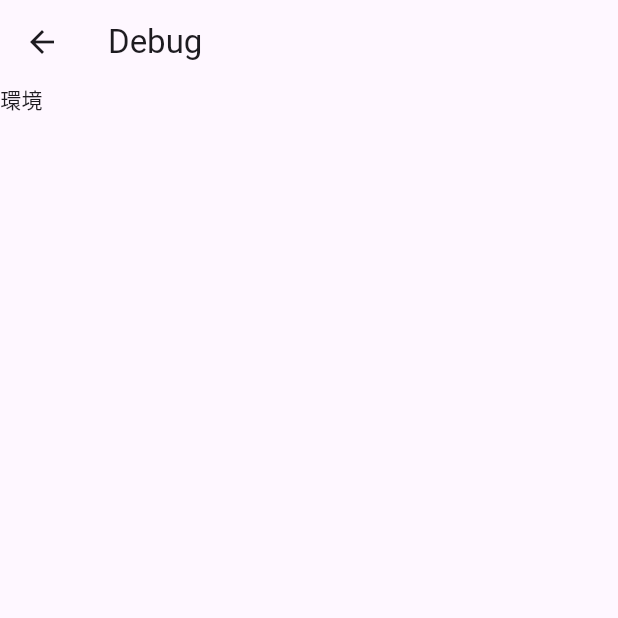
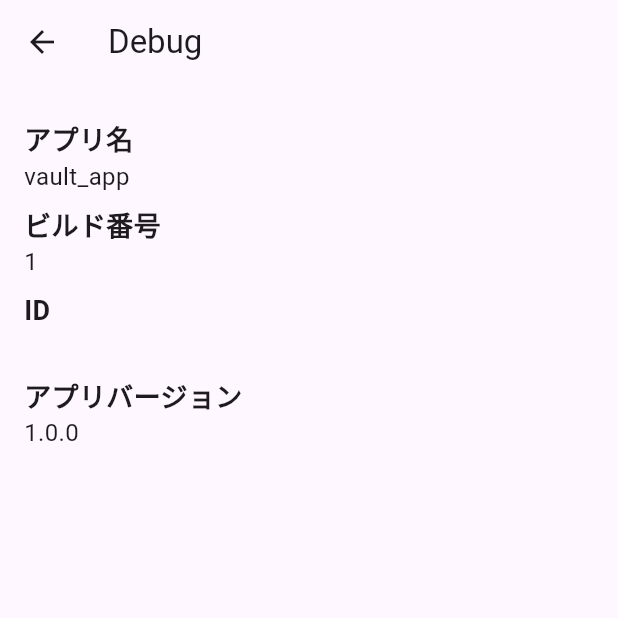
Before and after one commit to taiseidev/vault-app, a Flutter app: the screen it shows after launch, after a tap on the "bug report" icon, on a phone screen of 412 x 824 dp, the top half of it. Run offline on Flutter 3.47's test engine with Material 3 defaults, Android fonts, the light colour scheme and no system bars; our stand-ins replace package_info_plus.

Commit message:
🚀 add: Displays app name and id on debug screen to confirm environment separation.

```diff
--- a/lib/debug_screen.dart
+++ b/lib/debug_screen.dart
@@ -1,7 +1,29 @@
 import 'package:flutter/material.dart';
+import 'package:package_info_plus/package_info_plus.dart';
 
 class DebugScreen extends StatelessWidget {
   const DebugScreen({super.key});
+
+  Future<PackageInfo> _getPackageInfo() async {
+    return await PackageInfo.fromPlatform();
+  }
+
+  Widget title(String title) => Text(
+        title,
+        style: const TextStyle(
+          fontSize: 18,
+          fontWeight: FontWeight.bold,
+        ),
+      );
+
+  Widget content(String title) => Text(
+        title,
+        style: const TextStyle(
+          fontSize: 16,
+        ),
+      );
+
+  Widget gapH(double height) => SizedBox(height: height);
 
   @override
   Widget build(BuildContext context) {
@@ -9,10 +31,46 @@ class DebugScreen extends StatelessWidget {
       appBar: AppBar(
         title: const Text('Debug'),
       ),
-      body: const Column(
-        children: [
-          Text('環境'),
-        ],
+      body: Padding(
+        padding: const EdgeInsets.symmetric(
+          vertical: 24,
+          horizontal: 16,
+        ),
+        child: FutureBuilder(
+          future: _getPackageInfo(),
+          builder: (context, snapshot) {
+            if (snapshot.connectionState == ConnectionState.waiting) {
+              return const CircularProgressIndicator();
+            }
+
+            if (snapshot.connectionState == ConnectionState.done) {
+              final data = snapshot.data;
+              if (data == null) {
+                return const Center(
+                  child: Text('データがありません'),
+                );
+              }
+              return Column(
+                crossAxisAlignment: CrossAxisAlignment.start,
+                children: [
+                  title('アプリ名'),
+                  content(data.appName),
+                  gapH(8),
+                  title('ビルド番号'),
+                  content(data.buildNumber),
+                  gapH(8),
+                  title('ID'),
+                  content(data.packageName),
+                  gapH(8),
+                  title('アプリバージョン'),
+                  content(data.version),
+                ],
+              );
+            }
+
+            return const SizedBox.shrink();
+          },
+        ),
       ),
     );
   }
--- a/lib/main.dart
+++ b/lib/main.dart
@@ -2,6 +2,7 @@ import 'package:flutter/material.dart';
 import 'package:vault_app/debug_screen.dart';
 
 void main() {
+  WidgetsFlutterBinding.ensureInitialized();
   runApp(const MyApp());
 }
 
--- a/pubspec.yaml
+++ b/pubspec.yaml
@@ -35,6 +35,7 @@ dependencies:
   # The following adds the Cupertino Icons font to your application.
   # Use with the CupertinoIcons class for iOS style icons.
   cupertino_icons: ^1.0.2
+  package_info_plus: ^4.2.0
 
 dev_dependencies:
   flutter_test:
```
Also changed, not shown: 4 other files.
